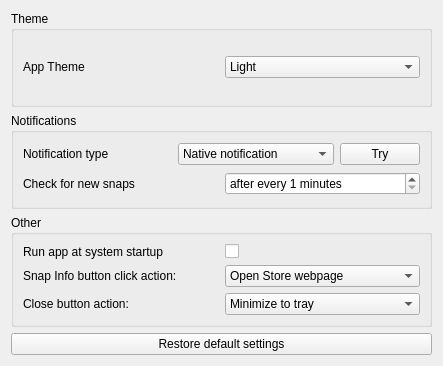
Before: the Qt Designer form src/settingswidget.ui in keshavbhatt/SnapHerald, drawn with Qt 5.
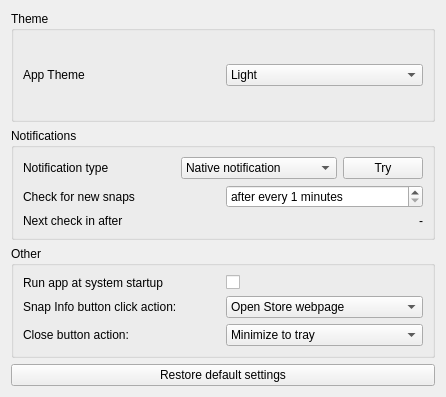
After: the same form once the commit is applied. Icons and pictures are not drawn.

Commit message: show next check timeout in settings widget.

```diff
--- a/src/settingswidget.ui
+++ b/src/settingswidget.ui
@@ -6,8 +6,8 @@
    <rect>
     <x>0</x>
     <y>0</y>
-    <width>443</width>
-    <height>366</height>
+    <width>446</width>
+    <height>397</height>
    </rect>
   </property>
   <property name="windowTitle">
@@ -119,6 +119,27 @@
         </item>
        </layout>
       </item>
+      <item>
+       <layout class="QHBoxLayout" name="horizontalLayout_2">
+        <item>
+         <widget class="QLabel" name="label_6">
+          <property name="text">
+           <string>Next check in after</string>
+          </property>
+         </widget>
+        </item>
+        <item>
+         <widget class="QLabel" name="timeLeft">
+          <property name="text">
+           <string>-</string>
+          </property>
+          <property name="alignment">
+           <set>Qt::AlignRight|Qt::AlignTrailing|Qt::AlignVCenter</set>
+          </property>
+         </widget>
+        </item>
+       </layout>
+      </item>
      </layout>
     </widget>
    </item>
```
The commit also changes 4 other files.
